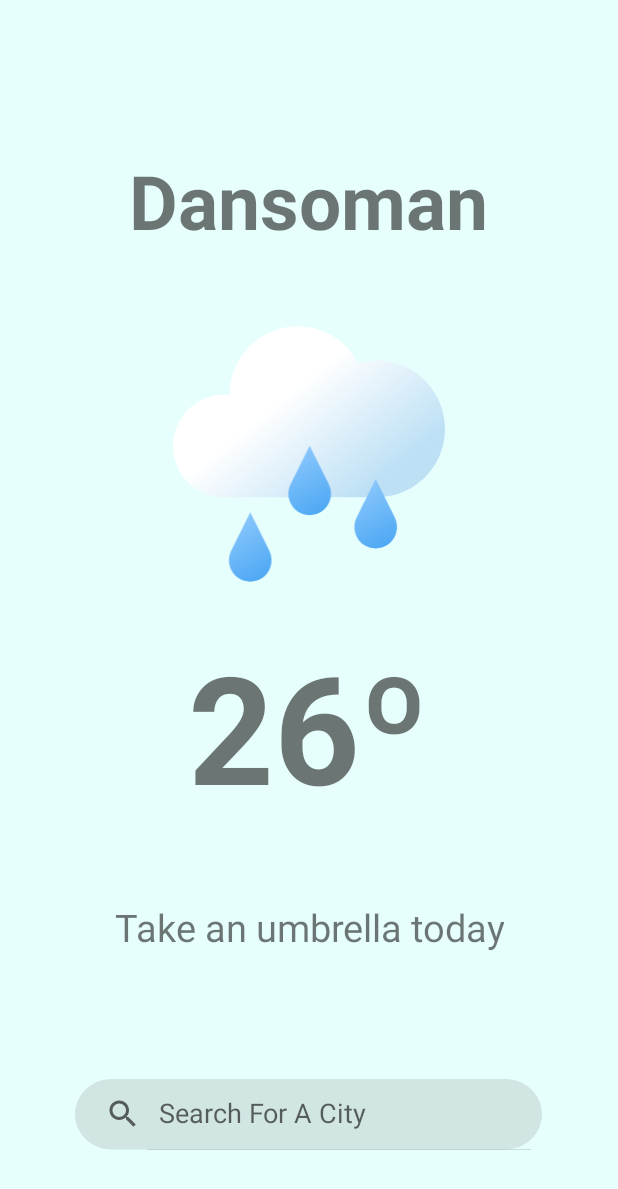
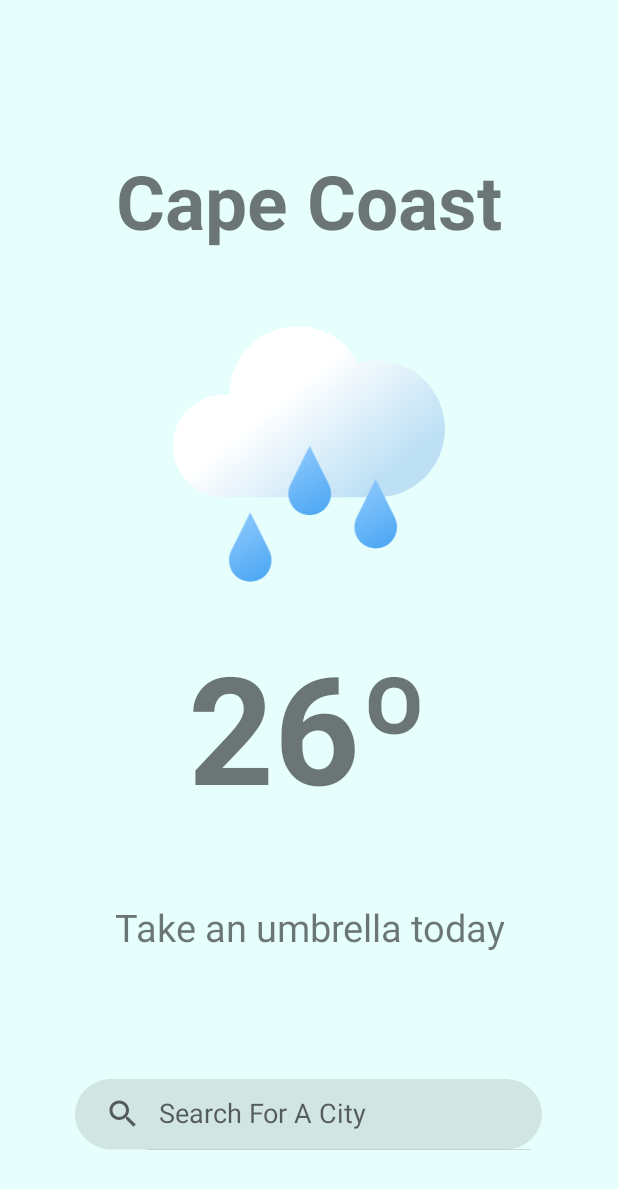
Before and after one commit to dcit202Andriod/Weather_360_Group_41, an Android app: the MainActivity screen opened directly, with no data from a screen before it, on a phone screen of 412 x 824 dp. Shown: the top 1189 px of the screen. Run offline under Robolectric (Android 15) with nearby library versions, the phone set to English and light mode, and no system bars; our stand-ins replace Volley.

Commit message:
Update strings.xml
change cityname

```diff
--- a/app/src/main/res/values/strings.xml
+++ b/app/src/main/res/values/strings.xml
@@ -3,7 +3,7 @@
     <string name="search" translatable="false">Search</string>
     <string name="description_weather" translatable="false">Take an umbrella today</string>
     <string name="temperature" translatable="false">26º</string>
-    <string name="cityname" translatable="false">Dansoman</string>
+    <string name="cityname" translatable="false">Cape Coast</string>
     <string name="alt_weather_ic" translatable="false" />
     <string name="degree_symbol" translatable="false">°</string>
 
```
